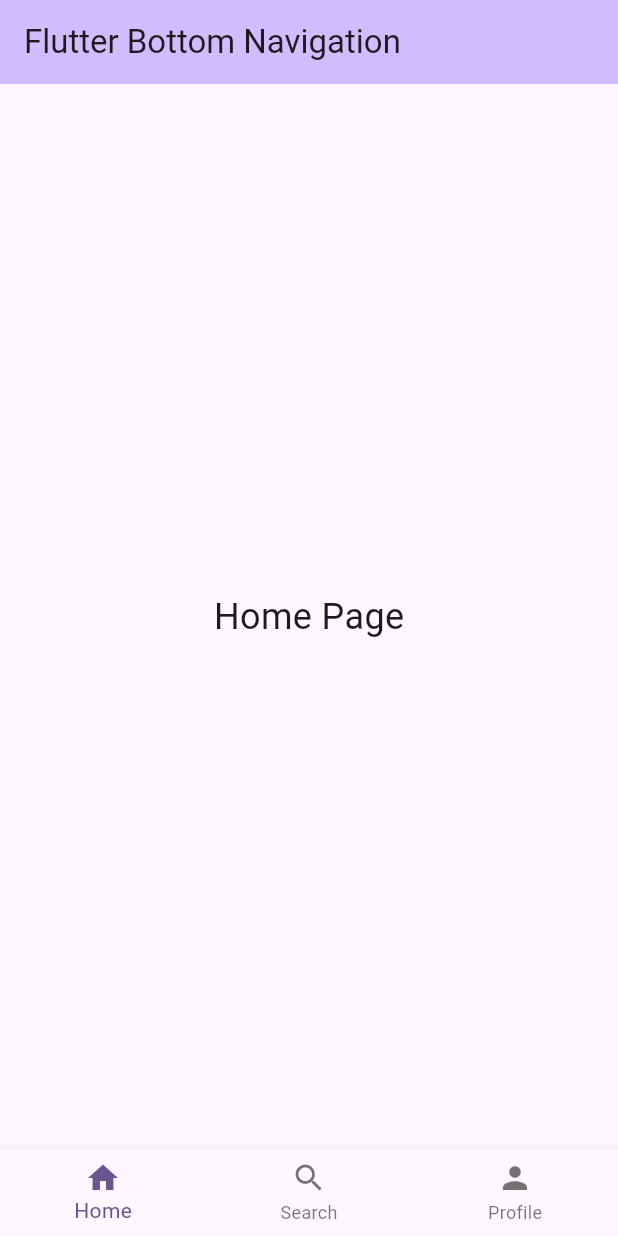
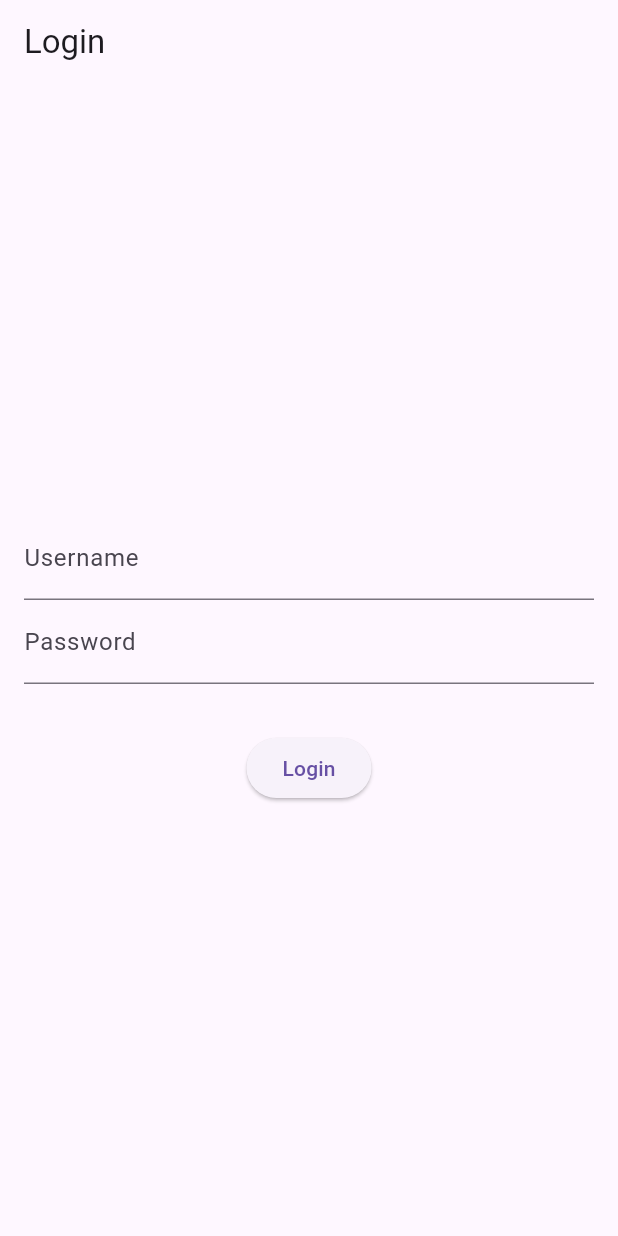
Before and after one commit to SWD392-StockMarket/SWD-Mobile, a Flutter app: the screen it shows after launch, on a phone screen of 412 x 824 dp. Run offline on Flutter 3.47's test engine with Material 3 defaults, Android fonts, the phone set to English and light mode, and no system bars; our stand-ins replace flutter_dotenv.

Commit message:
login page

```diff
--- a/lib/main.dart
+++ b/lib/main.dart
@@ -1,7 +1,23 @@
+
 import 'package:flutter/material.dart';
+import 'screens/home_screen.dart';
+import 'screens/login_screen.dart';
+import 'package:flutter_dotenv/flutter_dotenv.dart';
+import 'dart:io';
 
-void main() {
-  runApp(const MyApp());
+class MyHttpOverrides extends HttpOverrides {
+  @override
+  HttpClient createHttpClient(SecurityContext? context) {
+    return super.createHttpClient(context)
+      ..badCertificateCallback = (X509Certificate cert, String host, int port) => true;
+  }
+}
+
+void main() async {
+  HttpOverrides.global = MyHttpOverrides();
+  WidgetsFlutterBinding.ensureInitialized();
+  await dotenv.load(fileName: ".env");
+  runApp(MyApp());
 }
 
 class MyApp extends StatelessWidget {
@@ -11,55 +27,12 @@ class MyApp extends StatelessWidget {
   Widget build(BuildContext context) {
     return MaterialApp(
       debugShowCheckedModeBanner: false,
-      title: 'Flutter Bottom Navigation',
-      theme: ThemeData(
-        colorScheme: ColorScheme.fromSeed(seedColor: Colors.deepPurple),
-        useMaterial3: true,
-      ),
-      home: const MyHomePage(),
+      title: 'Flutter Named Routes',
+      initialRoute: '/',  // Set the default route
+      routes: {
+        '/': (context) => const LoginScreen(),
+        '/home': (context) => const HomeScreen()
+      },
     );
   }
 }
-
-class MyHomePage extends StatefulWidget {
-  const MyHomePage({super.key});
-
-  @override
-  State<MyHomePage> createState() => _MyHomePageState();
-}
-
-class _MyHomePageState extends State<MyHomePage> {
-  int _selectedIndex = 0;
-
-  final List<Widget> _pages = [
-    const Center(child: Text('Home Page', style: TextStyle(fontSize: 24))),
-    const Center(child: Text('Search Page', style: TextStyle(fontSize: 24))),
-    const Center(child: Text('Profile Page', style: TextStyle(fontSize: 24))),
-  ];
-
-  void _onItemTapped(int index) {
-    setState(() {
-      _selectedIndex = index;
-    });
-  }
-
-  @override
-  Widget build(BuildContext context) {
-    return Scaffold(
-      appBar: AppBar(
-        title: const Text("Flutter Bottom Navigation"),
-        backgroundColor: Theme.of(context).colorScheme.inversePrimary,
-      ),
-      body: _pages[_selectedIndex],
-      bottomNavigationBar: BottomNavigationBar(
-        currentIndex: _selectedIndex,
-        onTap: _onItemTapped,
-        items: const [
-          BottomNavigationBarItem(icon: Icon(Icons.home), label: 'Home'),
-          BottomNavigationBarItem(icon: Icon(Icons.search), label: 'Search'),
-          BottomNavigationBarItem(icon: Icon(Icons.person), label: 'Profile'),
-        ],
-      ),
-    );
-  }
-}
--- /dev/null
+++ b/lib/screens/login_screen.dart
@@ -0,0 +1,103 @@
+import 'package:flutter/material.dart';
+import 'package:http/http.dart' as http;
+import 'dart:convert';
+import 'package:flutter_dotenv/flutter_dotenv.dart';
+
+class LoginScreen extends StatefulWidget {
+  const LoginScreen({super.key});
+
+  @override
+  State<LoginScreen> createState() => _LoginScreenState();
+}
+
+class _LoginScreenState extends State<LoginScreen> {
+  final TextEditingController _usernameController = TextEditingController();
+  final TextEditingController _passwordController = TextEditingController();
+  bool _isLoading = false;
+  String? _errorMessage;
+
+  Future<void> _login() async {
+    setState(() {
+      _isLoading = true;
+      _errorMessage = null;
+    });
+
+    final String apiUrl = dotenv.env['API_URL'] ?? 'http://10.0.2.2:5146';
+    print("🔹 API_URL: $apiUrl");
+
+    final String fullUrl = '$apiUrl/api/auth/login';
+    print("🔹 Full API URL: $fullUrl");
+
+    try {
+      final response = await http.post(
+        Uri.parse(fullUrl),
+        headers: {'Content-Type': 'application/json'},
+        body: jsonEncode({
+          'email': _usernameController.text,
+          'password': _passwordController.text,
+        }),
+      );
+
+      print("🔹 Response Status Code: ${response.statusCode}");
+      print("🔹 Response Body: ${response.body}");
+
+      if (!mounted) return;
+
+      setState(() {
+        _isLoading = false;
+      });
+
+      if (response.statusCode == 200) {
+        Navigator.pushNamed(context, '/home');
+      } else {
+        setState(() {
+          _errorMessage = 'Invalid username or password';
+        });
+      }
+    } catch (e) {
+      print("❌ Error: $e");
+      setState(() {
+        _isLoading = false;
+        _errorMessage = "Failed to connect to server";
+      });
+    }
+  }
+
+
+  @override
+  Widget build(BuildContext context) {
+    return Scaffold(
+      appBar: AppBar(title: const Text('Login')),
+      body: Padding(
+        padding: const EdgeInsets.all(16.0),
+        child: Column(
+          mainAxisAlignment: MainAxisAlignment.center,
+          children: [
+            TextField(
+              controller: _usernameController,
+              decoration: const InputDecoration(labelText: 'Username'),
+            ),
+            TextField(
+              controller: _passwordController,
+              obscureText: true,
+              decoration: const InputDecoration(labelText: 'Password'),
+            ),
+            const SizedBox(height: 16),
+            if (_errorMessage != null)
+              Text(
+                _errorMessage!,
+                style: const TextStyle(color: Colors.red),
+              ),
+            const SizedBox(height: 16),
+            _isLoading
+                ? const CircularProgressIndicator()
+                : ElevatedButton(
+              onPressed: _login,
+              child: const Text('Login'),
+            ),
+          ],
+        ),
+      ),
+    );
+  }
+}
```
Also changed, not shown: lib/screens/home_screen.dart (added, +20 -0 lines), pubspec.yaml (+5 -3 lines), pubspec.lock, 2 other files.
